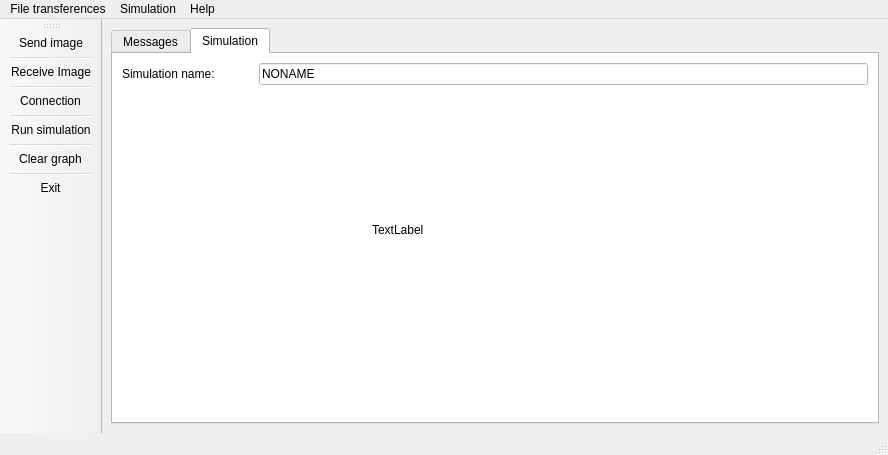
Old version of the form mainwindow.ui in the repository feichay10/Cliente-Proyecto-Final-SOA.
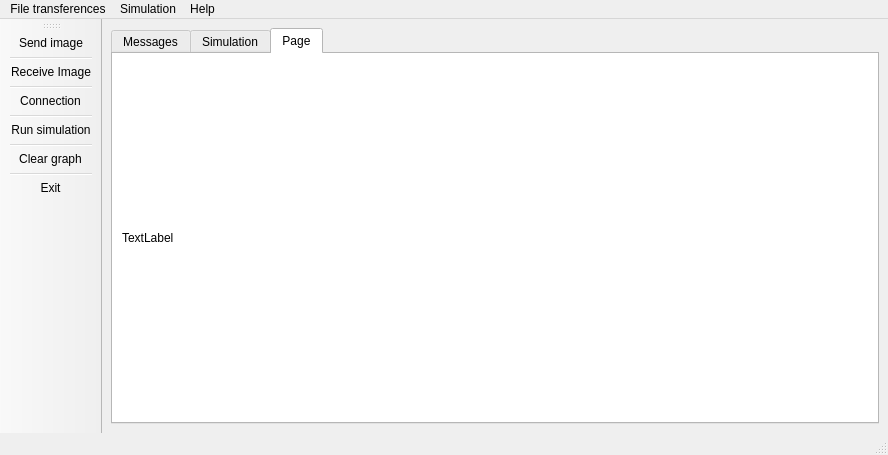
New version of the form. Icons and pictures are not drawn. Custom widgets are drawn as their Qt base class.

Commit message: Adding new tab on MainWindow for receiving images from Server

```diff
--- a/mainwindow.ui
+++ b/mainwindow.ui
@@ -479,7 +479,7 @@
        </palette>
       </property>
       <property name="currentIndex">
-       <number>1</number>
+       <number>2</number>
       </property>
       <widget class="QWidget" name="Messages">
        <attribute name="title">
@@ -577,6 +577,20 @@
         </item>
        </layout>
       </widget>
+      <widget class="QWidget" name="Image">
+       <attribute name="title">
+        <string>Page</string>
+       </attribute>
+       <layout class="QVBoxLayout" name="verticalLayout_3">
+        <item>
+         <widget class="QLabel" name="label">
+          <property name="text">
+           <string>TextLabel</string>
+          </property>
+         </widget>
+        </item>
+       </layout>
+      </widget>
      </widget>
     </item>
    </layout>
```
Left out of the diff: 9 changed lines with no effect on the pictures. The commit also changes 1 other file.
